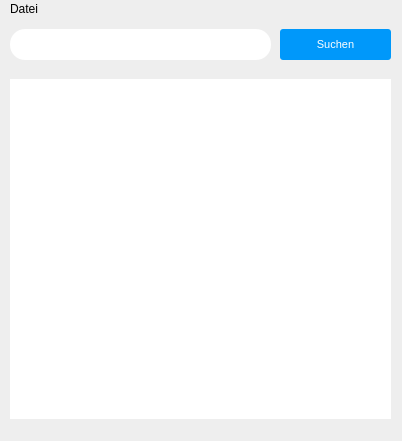
Old version of the form ui/mainwindow.ui in the repository notCrazy0815/infoprojekt.
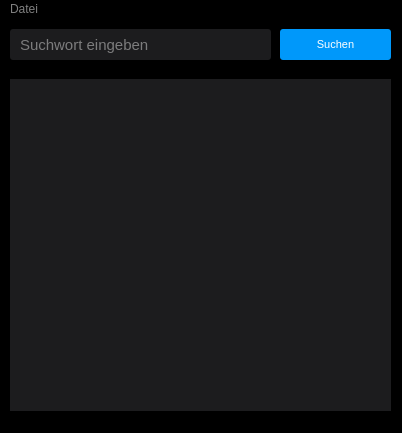
New version of the form.

```diff
--- a/ui/mainwindow.ui
+++ b/ui/mainwindow.ui
@@ -7,15 +7,20 @@
     <x>0</x>
     <y>0</y>
     <width>402</width>
-    <height>441</height>
+    <height>433</height>
    </rect>
   </property>
+  <property name="font">
+   <font>
+    <family>Arial</family>
+   </font>
+  </property>
   <property name="windowTitle">
    <string>Synonyms</string>
   </property>
   <property name="styleSheet">
-   <string notr="true">background-color: #eee;
-color: black;</string>
+   <string notr="true">background-color: #000000;
+color: grey;</string>
   </property>
   <widget class="QWidget" name="centralwidget">
    <widget class="QPushButton" name="searchButton">
@@ -62,14 +67,17 @@
      </font>
     </property>
     <property name="styleSheet">
-     <string notr="true">background-color: #fff;
-color: black;
+     <string notr="true">background-color: #1c1c1e;
+color: #dcdcdc;
 border: none;
 padding-top: 3px;
 padding-bottom: 3px;
 padding-left: 8px;
 padding-right: 8px;
-border-radius: 15px;</string>
+border-radius: 3px;</string>
+    </property>
+    <property name="placeholderText">
+     <string>Suchwort eingeben</string>
     </property>
    </widget>
    <widget class="QTextEdit" name="outputTa">
@@ -89,8 +97,8 @@
     </property>
     <property name="styleSheet">
      <string notr="true">border: none;
-color: black;
-background-color: #fff;</string>
+color: #dcdcdc;
+background-color: #1c1c1e;</string>
     </property>
     <property name="html">
      <string>&lt;!DOCTYPE HTML PUBLIC &quot;-//W3C//DTD HTML 4.0//EN&quot; &quot;http://www.w3.org/TR/REC-html40/strict.dtd&quot;&gt;
```
